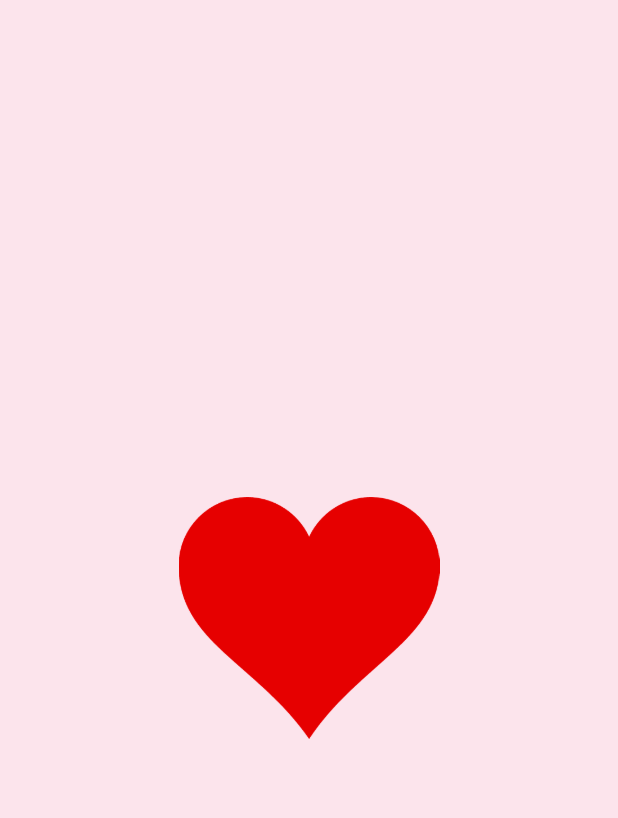
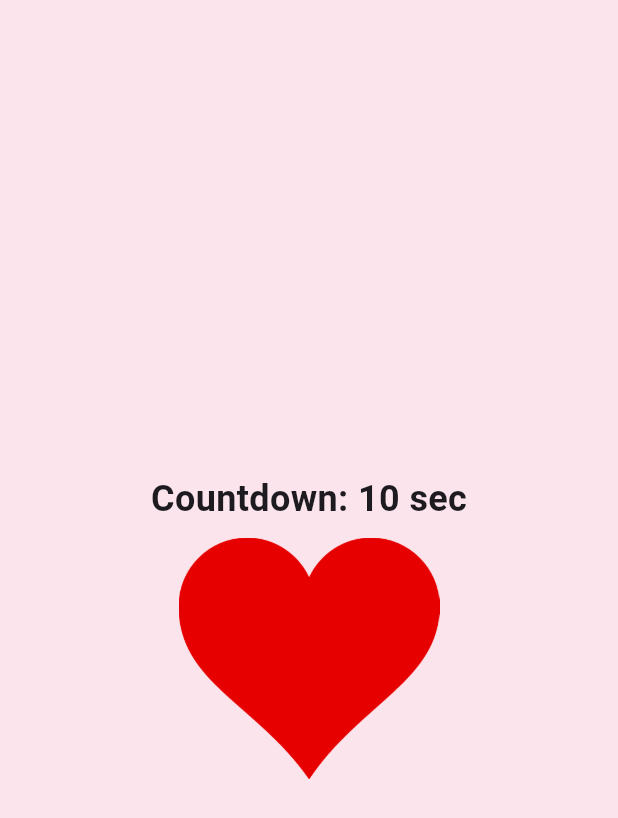
Before and after one commit to MAD743/MAD_CW_Valentine-s, a Flutter app: the screen it shows after launch, on a phone screen of 412 x 824 dp. Shown: the top 818 px of the screen. Run offline on Flutter 3.47's test engine with Material 3 defaults, Android fonts, the phone set to English and light mode, and no system bars.

Commit message:
timer feature

```diff
--- a/lib/main.dart
+++ b/lib/main.dart
@@ -1,3 +1,5 @@
+import 'dart:async';
+import 'dart:math';
 import 'package:flutter/material.dart';
 
 void main() {
@@ -25,6 +27,9 @@ class _HeartbeatScreenState extends State<HeartbeatScreen>
     with SingleTickerProviderStateMixin {
   late AnimationController _controller;
   late Animation<double> _animation;
+  int _seconds = 10; // Countdown timer duration
+  Timer? _timer;
+  final Random _random = Random();
 
   @override
   void initState() {
@@ -42,7 +47,23 @@ class _HeartbeatScreenState extends State<HeartbeatScreen>
   @override
   void dispose() {
     _controller.dispose();
+    _timer?.cancel();
     super.dispose();
+  }
+
+  void startTimer() {
+    _seconds = 10; // Reset timer on start
+    _timer?.cancel(); // Cancel existing timer if any
+    _timer = Timer.periodic(const Duration(seconds: 1), (timer) {
+      setState(() {
+        if (_seconds > 0) {
+          _seconds--;
+        } else {
+          _timer?.cancel();
+          _controller.stop(); // Stop heartbeat animation
+        }
+      });
+    });
   }
 
   @override
@@ -50,12 +71,22 @@ class _HeartbeatScreenState extends State<HeartbeatScreen>
     return Scaffold(
       backgroundColor: Colors.pink[50],
       body: Center(
-        child: GestureDetector(
+        child: Column(
+          mainAxisAlignment: MainAxisAlignment.center,
+          children: [
+            Text(
+              "Countdown: $_seconds sec",
+              style: const TextStyle(fontSize: 24, fontWeight: FontWeight.bold),
+            ),
+            const SizedBox(height: 20),
+            GestureDetector(
               onTap: () {
                 if (_controller.isAnimating) {
                   _controller.stop();
+                  _timer?.cancel();
                 } else {
                   _controller.repeat(reverse: true);
+                  startTimer(); // Start the countdown when animation starts
                 }
               },
               child: AnimatedBuilder(
@@ -68,6 +99,8 @@ class _HeartbeatScreenState extends State<HeartbeatScreen>
                 },
               ),
             ),
+          ],
+        ),
       ),
     );
   }
```
Lines whose indentation alone changed are shown as unchanged.
